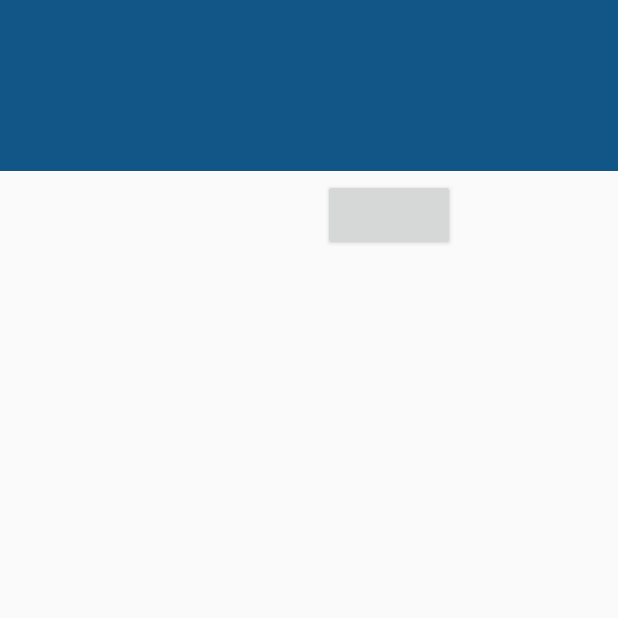
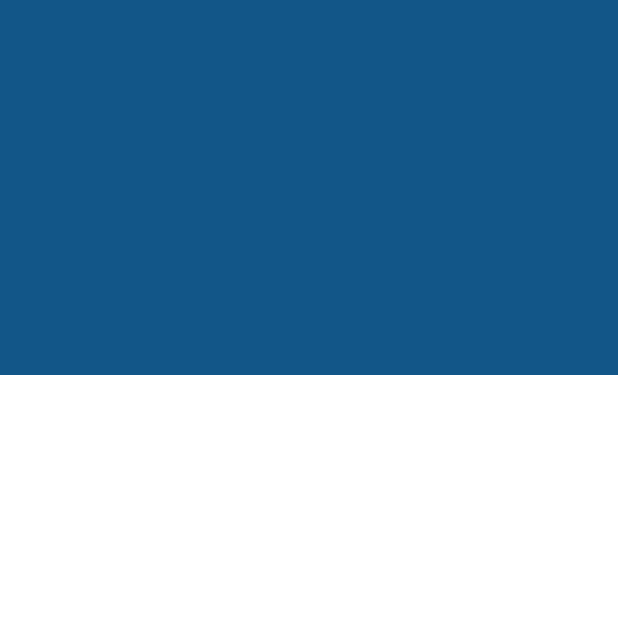
Before and after one commit to dn3point/PopularMovies, an Android app: the DetailsActivity screen opened directly, with no data from a screen before it, on a phone screen of 412 x 824 dp, the top half of it. Run offline under Robolectric (Android 15) with nearby library versions, the phone set to English and light mode, and no system bars; our stand-ins replace ButterKnife, Picasso; pictures from the network do not load; 2 statements that could not run were skipped.

Commit message:
Changed details

```diff
--- a/app/build.gradle
+++ b/app/build.gradle
@@ -19,7 +19,7 @@ android {
         }
     }
     buildTypes.each {
-        it.buildConfigField 'String', 'THEMOVIEDB_API_KEY', '\"API_KEY\"'
+        it.buildConfigField 'String', 'THEMOVIEDB_API_KEY', '\"079f1e37ff2611fb1284ed937ab403f3\"'
     }
 }
 
--- a/app/src/main/AndroidManifest.xml
+++ b/app/src/main/AndroidManifest.xml
@@ -29,7 +29,8 @@
         </activity>
         <activity android:name=".activity.DetailsActivity"
                   android:parentActivityName=".activity.MainActivity"
-                  android:label="@string/title_activity_details">
+                  android:label="@string/title_activity_details"
+                  android:theme="@style/MyMaterialTheme">
             <meta-data
                 android:name="android.support.PARENT_ACTIVITY"
                 android:value=".activity.MainActivity"/>
--- a/app/src/main/java/com/iamzhaoyuan/android/popularmovies/activity/DetailsActivity.java
+++ b/app/src/main/java/com/iamzhaoyuan/android/popularmovies/activity/DetailsActivity.java
@@ -1,18 +1,55 @@
 package com.iamzhaoyuan.android.popularmovies.activity;
 
+import android.content.Intent;
+import android.os.Bundle;
+import android.support.design.widget.AppBarLayout;
+import android.support.design.widget.CollapsingToolbarLayout;
 import android.support.v7.app.AppCompatActivity;
-import android.os.Bundle;
+import android.support.v7.widget.Toolbar;
+import android.util.Log;
+import android.widget.ImageView;
 
 import com.iamzhaoyuan.android.popularmovies.R;
+import com.iamzhaoyuan.android.popularmovies.entity.Movie;
 import com.iamzhaoyuan.android.popularmovies.fragment.DetailsFragment;
+import com.iamzhaoyuan.android.popularmovies.util.MovieUtil;
+import com.squareup.picasso.Picasso;
+
+import butterknife.BindView;
+import butterknife.ButterKnife;
 
 public class DetailsActivity extends AppCompatActivity {
     private static final String LOG_TAG = DetailsActivity.class.getSimpleName();
+
+    @BindView(R.id.toolbar) Toolbar mToolbar;
+    @BindView(R.id.collapsing_toolbar) CollapsingToolbarLayout mCollapsingToolbarLayout;
+    @BindView(R.id.appbar) AppBarLayout mAppBarLayout;
+    @BindView(R.id.backdrop) ImageView mImageView;
 
     @Override
     protected void onCreate(Bundle savedInstanceState) {
         super.onCreate(savedInstanceState);
         setContentView(R.layout.activity_details);
+
+        ButterKnife.bind(this);
+
+        setSupportActionBar(mToolbar);
+
+        initCollapsingToolbar();
+
+        Intent intent = getIntent();
+
+        Movie movie = null;
+        if (intent != null) {
+            movie = intent.getExtras().
+                    getParcelable(getString(R.string.intent_movie_obj_tag));
+        } else {
+            Log.d(LOG_TAG, "Intent from MainActivity is null?");
+        }
+
+        Picasso.with(this)
+                .load(MovieUtil.getInstance().getPosterUrl(movie.getImageThumbnail()))
+                .into(mImageView);
 
         if (savedInstanceState == null) {
             getSupportFragmentManager().beginTransaction()
@@ -20,4 +57,33 @@ public class DetailsActivity extends AppCompatActivity {
                     .commit();
         }
     }
+
+    /**
+     * Initializing collapsing toolbar
+     * Will show and hide the toolbar title on scroll
+     */
+    private void initCollapsingToolbar() {
+        mCollapsingToolbarLayout.setTitle(" ");
+        mAppBarLayout.setExpanded(true);
+
+        // hiding & showing the title when toolbar expanded & collapsed
+        mAppBarLayout.addOnOffsetChangedListener(new AppBarLayout.OnOffsetChangedListener() {
+            boolean isShow = false;
+            int scrollRange = -1;
+
+            @Override
+            public void onOffsetChanged(AppBarLayout appBarLayout, int verticalOffset) {
+                if (scrollRange == -1) {
+                    scrollRange = appBarLayout.getTotalScrollRange();
+                }
+                if (scrollRange + verticalOffset == 0) {
+                    mCollapsingToolbarLayout.setTitle(getString(R.string.title_activity_details));
+                    isShow = true;
+                } else if (isShow) {
+                    mCollapsingToolbarLayout.setTitle(" ");
+                    isShow = false;
+                }
+            }
+        });
+    }
 }
--- a/app/src/main/java/com/iamzhaoyuan/android/popularmovies/activity/MainActivity.java
+++ b/app/src/main/java/com/iamzhaoyuan/android/popularmovies/activity/MainActivity.java
@@ -37,6 +37,7 @@ public class MainActivity extends AppCompatActivity {
         setSupportActionBar(mToolbar);
         setupViewPager(mViewPager);
         mTabLayout.setupWithViewPager(mViewPager);
+
     }
 
     @Override
--- a/app/src/main/res/layout/activity_details.xml
+++ b/app/src/main/res/layout/activity_details.xml
@@ -1,4 +1,53 @@
-<FrameLayout xmlns:android="http://schemas.android.com/apk/res/android"
-             xmlns:tools="http://schemas.android.com/tools" android:id="@+id/container"
-             android:layout_width="match_parent" android:layout_height="match_parent"
-             tools:context=".activity.DetailsActivity" tools:ignore="MergeRootFrame"/>
+<android.support.design.widget.CoordinatorLayout
+    xmlns:android="http://schemas.android.com/apk/res/android"
+    xmlns:app="http://schemas.android.com/apk/res-auto"
+    android:id="@+id/main_content"
+    android:layout_width="match_parent"
+    android:layout_height="match_parent"
+    android:background="@android:color/white"
+    android:fitsSystemWindows="true">
+
+    <android.support.design.widget.AppBarLayout
+        android:id="@+id/appbar"
+        android:layout_width="match_parent"
+        android:layout_height="@dimen/detail_backdrop_height"
+        android:fitsSystemWindows="true"
+        android:theme="@style/ThemeOverlay.AppCompat.Dark.ActionBar">
+
+        <android.support.design.widget.CollapsingToolbarLayout
+            android:id="@+id/collapsing_toolbar"
+            android:layout_width="match_parent"
+            android:layout_height="match_parent"
+            android:fitsSystemWindows="true"
+            app:contentScrim="?attr/colorPrimary"
+            app:expandedTitleMarginEnd="64dp"
+            app:expandedTitleMarginStart="48dp"
+            app:expandedTitleTextAppearance="@android:color/transparent"
+            app:layout_scrollFlags="scroll|exitUntilCollapsed">
+
+            <ImageView
+                android:id="@+id/backdrop"
+                android:layout_width="match_parent"
+                android:layout_height="match_parent"
+                android:fitsSystemWindows="true"
+                android:scaleType="centerCrop"
+                app:layout_collapseMode="parallax" />
+
+
+            <android.support.v7.widget.Toolbar
+                android:id="@+id/toolbar"
+                android:layout_width="match_parent"
+                android:layout_height="?attr/actionBarSize"
+                app:layout_collapseMode="pin"
+                app:popupTheme="@style/ThemeOverlay.AppCompat.Light" />
+
+        </android.support.design.widget.CollapsingToolbarLayout>
+
+    </android.support.design.widget.AppBarLayout>
+
+    <!--<FrameLayout xmlns:android="http://schemas.android.com/apk/res/android"-->
+                 <!--xmlns:tools="http://schemas.android.com/tools" android:id="@+id/container"-->
+                 <!--android:layout_width="match_parent" android:layout_height="match_parent"-->
+                 <!--tools:context=".activity.DetailsActivity" tools:ignore="MergeRootFrame"/>-->
+
+</android.support.design.widget.CoordinatorLayout>
```
Also changed, not shown: app/src/main/res/values-v21/styles.xml (renamed from app/src/main/res/values-v21/style.xml).
